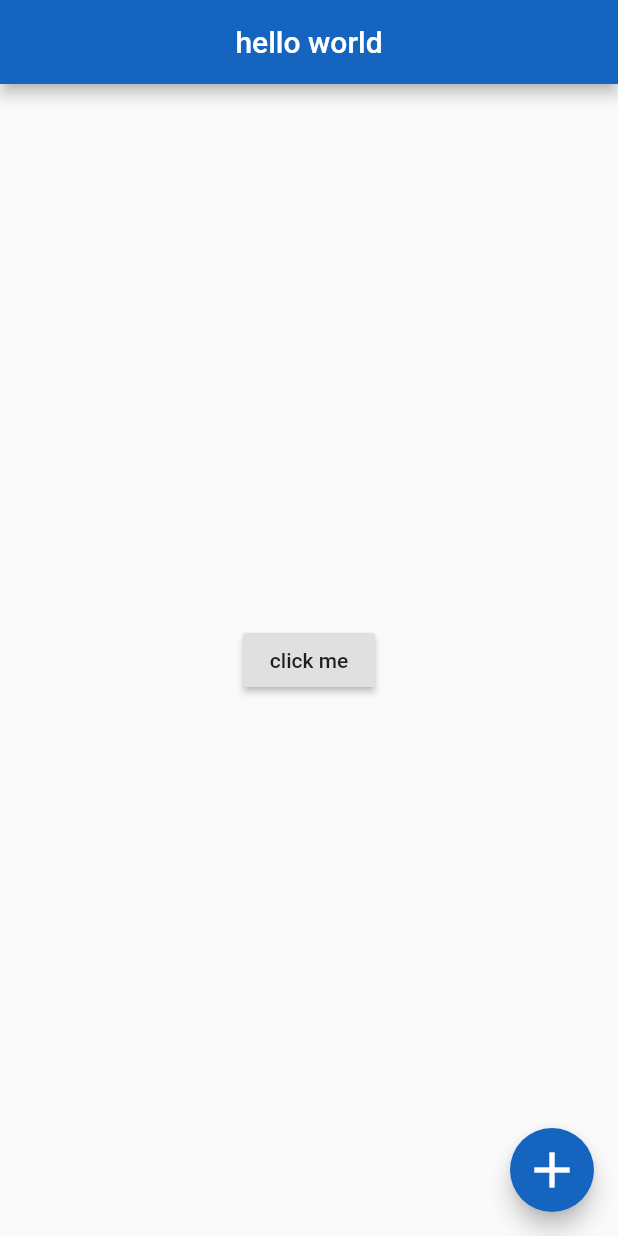
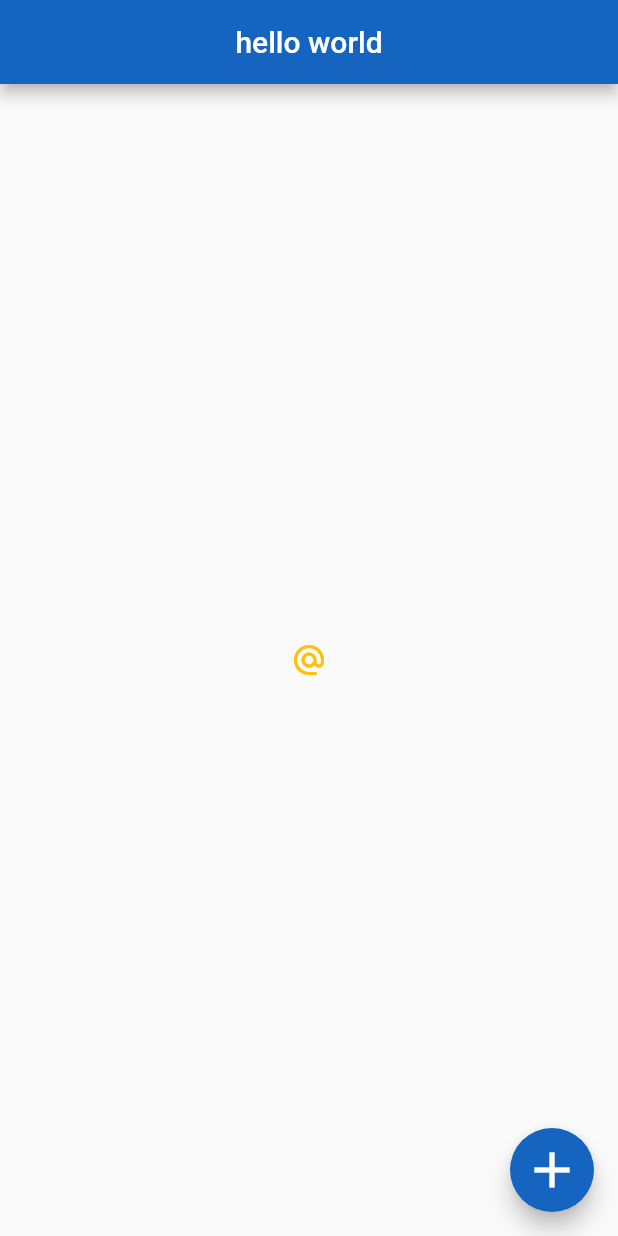
Before and after one commit to OwenWest/FlutterTutorial, a Flutter app: the screen it shows after launch, on a phone screen of 412 x 824 dp. Run offline on Flutter 3.47's test engine with Material 2 defaults, Android fonts, the phone set to English and light mode, and no system bars.

```diff
--- a/lib/main.dart
+++ b/lib/main.dart
@@ -16,12 +16,13 @@ class Home extends StatelessWidget {
         backgroundColor: Colors.blue[800],
       ),
       body: Center(
-        child: RaisedButton(
+        child: IconButton(
           onPressed: () {
-            print('you clicked me');
+            print('click');
           },
-          child: Text('click me'),
-        )
+          icon: Icon(Icons.alternate_email),
+          color: Colors.amber
+        ),
       ),
       floatingActionButton: FloatingActionButton(
         onPressed: () {},
```
